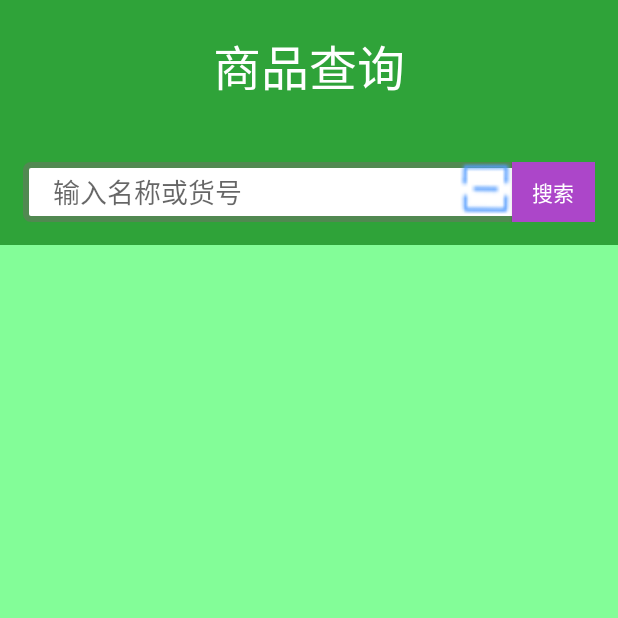
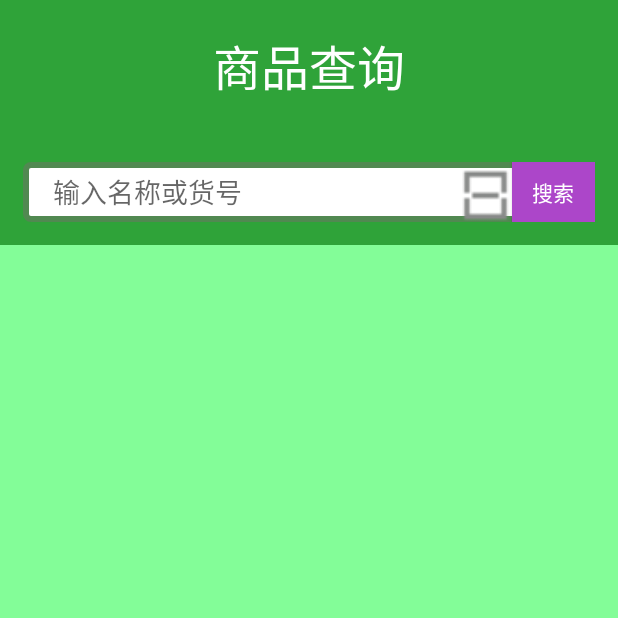
Before and after one commit to xianyuqi/0316store2, an Android app: the Query screen opened directly, with no data from a screen before it, on a phone screen of 412 x 824 dp, the top half of it. Run offline under Robolectric (Android 15) with nearby library versions, the phone set to English and light mode, and no system bars.

Commit message:
修改扫描图标

```diff
--- a/Store/src/main/res/layout/activity_query.xml
+++ b/Store/src/main/res/layout/activity_query.xml
@@ -57,8 +57,9 @@
                 android:id="@+id/btn_scan"
                 android:layout_width="35dp"
                 android:layout_height="35dp"
-                android:background="@drawable/btn_scan"
+                android:background="@drawable/btn_scan1"
 
+                android:layout_alignBottom="@+id/et_query"
                 android:layout_toStartOf="@+id/btn_query" />
 
 
```
